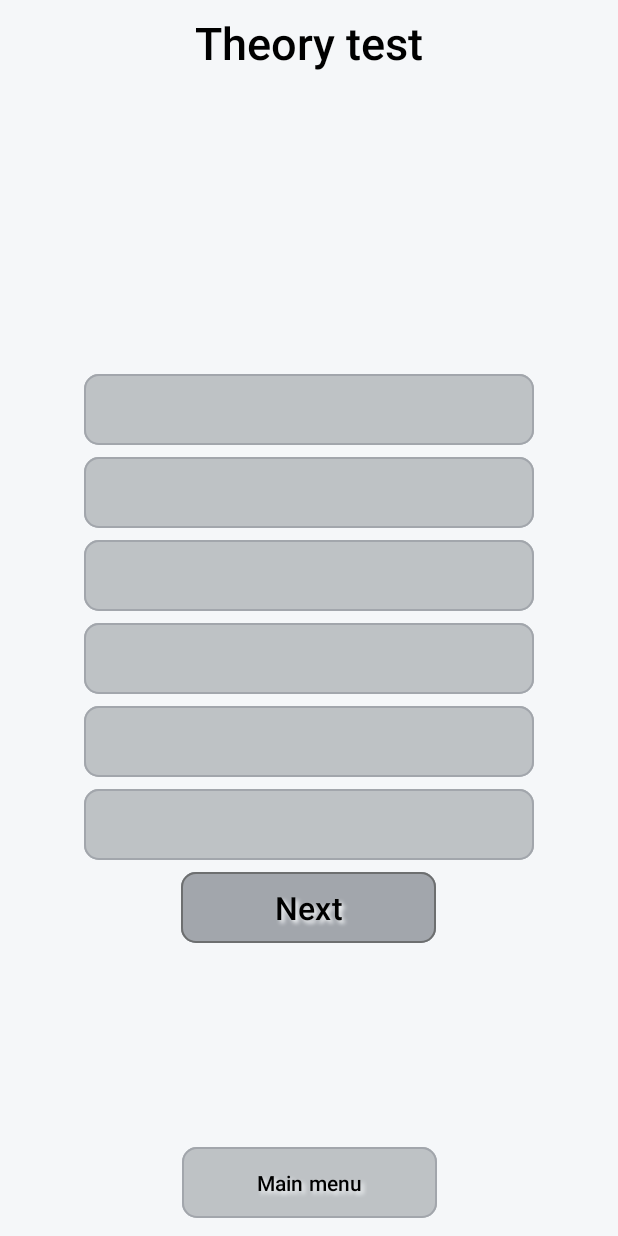
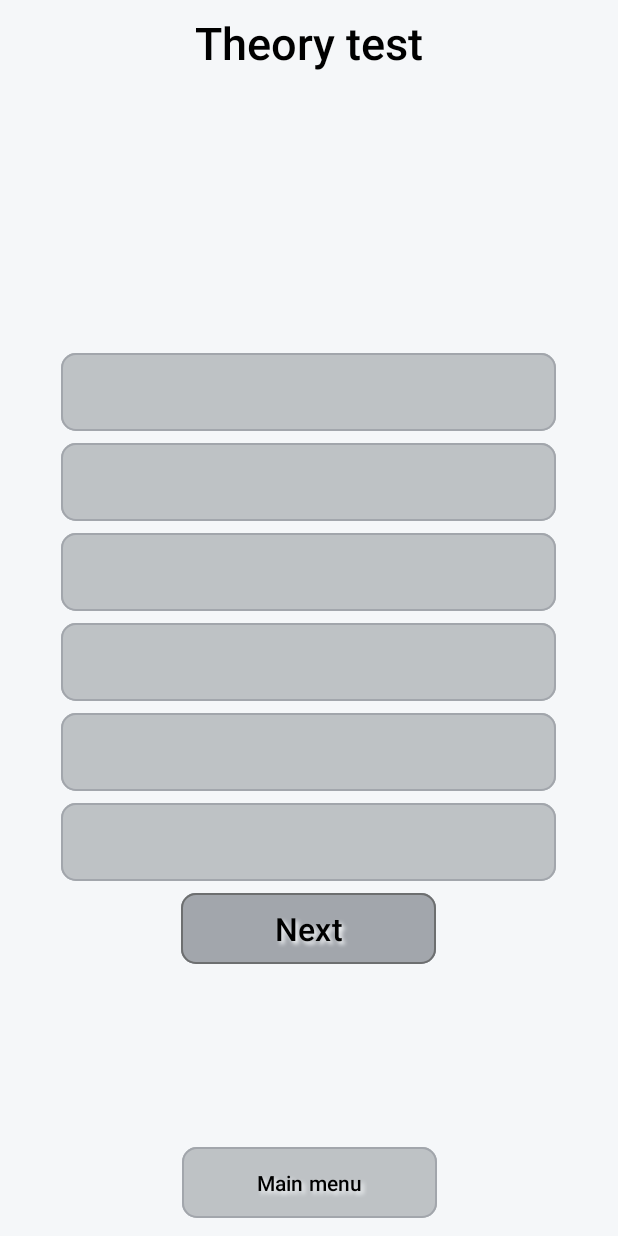
Before and after one commit to Shwerch/ProMathEGE, an Android app: the TheoryTesting screen opened directly, with no data from a screen before it, on a phone screen of 412 x 824 dp. Run offline under Robolectric (Android 15) with nearby library versions, the phone set to English and light mode, and no system bars.

Commit message:
add trigonometry

```diff
--- a/app/src/main/java/com/pro/math/EGE/Database.java
+++ b/app/src/main/java/com/pro/math/EGE/Database.java
@@ -27,11 +27,11 @@ public class Database {
         }
     }
     public static void DefineDataBases(Context context) {
+        SetFormulasAvailability();
+        ShopDataBase.ResetShop();
         SQLiteDatabase db = null;
         Cursor query = null;
         try {
-            SetFormulasAvailability();
-            ShopDataBase.ResetShop();
             db = context.getApplicationContext().openOrCreateDatabase(DATABASE, MODE_PRIVATE, null);
             db.execSQL("CREATE TABLE IF NOT EXISTS "+CURRENCIES+" (id INT PRIMARY KEY, value LONG)");
             db.execSQL("INSERT OR IGNORE INTO "+CURRENCIES+" VALUES (1,0);");
--- a/app/src/main/java/com/pro/math/EGE/MainActivity.java
+++ b/app/src/main/java/com/pro/math/EGE/MainActivity.java
@@ -17,7 +17,6 @@ public class MainActivity extends MyAppCompatActivity {
     @Override
     protected void onCreate(Bundle savedInstanceState) {
         super.onCreate(savedInstanceState);
-        Database.DefineDataBases(this);
         Display display = getWindowManager().getDefaultDisplay();
         Point size = new Point();
         display.getSize(size);
@@ -43,8 +42,10 @@ public class MainActivity extends MyAppCompatActivity {
 
         PointsButton = Points;
         Resources.Setup(this);
+
+        Database.DefineDataBases(this);
+
         Music.Play(this);
-
         Exit.setOnClickListener(v -> Close());
         About.setOnClickListener(v -> startActivity(new Intent(this,AboutApp.class)));
         Theory.setOnClickListener(v -> startActivity(new Intent(this, TheoryChoosing.class)));
--- a/app/src/main/java/com/pro/math/EGE/Resources.java
+++ b/app/src/main/java/com/pro/math/EGE/Resources.java
@@ -1,8 +1,6 @@
 package com.pro.math.EGE;
 
 import android.content.Context;
-
-import org.jetbrains.annotations.Contract;
 
 import java.util.Objects;
 
--- a/app/src/main/res/layout/theory_testing_portrait.xml
+++ b/app/src/main/res/layout/theory_testing_portrait.xml
@@ -83,45 +83,51 @@
             <Button
                 android:id="@+id/answer1"
                 style="@style/Buttons"
-                android:layout_width="300dp"
-                android:layout_height="55dp"
+                android:layout_width="330dp"
+                android:layout_height="60dp"
                 android:layout_gravity="center"
-                android:layout_marginTop="12dp" />
+                android:layout_marginTop="12dp"
+                android:textSize="18sp" />
 
             <Button
                 android:id="@+id/answer2"
                 style="@style/Buttons"
-                android:layout_width="300dp"
-                android:layout_height="55dp"
-                android:layout_gravity="center" />
+                android:layout_width="330dp"
+                android:layout_height="60dp"
+                android:layout_gravity="center"
+                android:textSize="18sp" />
 
             <Button
                 android:id="@+id/answer3"
                 style="@style/Buttons"
-                android:layout_width="300dp"
-                android:layout_height="55dp"
-                android:layout_gravity="center" />
+                android:layout_width="330dp"
+                android:layout_height="60dp"
+                android:layout_gravity="center"
+                android:textSize="18sp" />
 
             <Button
                 android:id="@+id/answer4"
                 style="@style/Buttons"
-                android:layout_width="300dp"
-                android:layout_height="55dp"
-                android:layout_gravity="center" />
+                android:layout_width="330dp"
+                android:layout_height="60dp"
+                android:layout_gravity="center"
+                android:textSize="18sp" />
 
             <Button
                 android:id="@+id/answer5"
                 style="@style/Buttons"
-                android:layout_width="300dp"
-                android:layout_height="55dp"
-                android:layout_gravity="center" />
+                android:layout_width="330dp"
+                android:layout_height="60dp"
+                android:layout_gravity="center"
+                android:textSize="18sp" />
 
             <Button
                 android:id="@+id/answer6"
                 style="@style/Buttons"
-                android:layout_width="300dp"
-                android:layout_height="55dp"
-                android:layout_gravity="center" />
+                android:layout_width="330dp"
+                android:layout_height="60dp"
+                android:layout_gravity="center"
+                android:textSize="18sp" />
 
             <Button
                 android:id="@+id/next"
```
Also changed, not shown: app/src/main/java/com/pro/math/EGE/Theory.java (+15 -16 lines), app/src/main/res/layout/theory_testing_landscape.xml (+24 -18 lines), app/src/main/res/values/theory.xml (+3 -6 lines).
